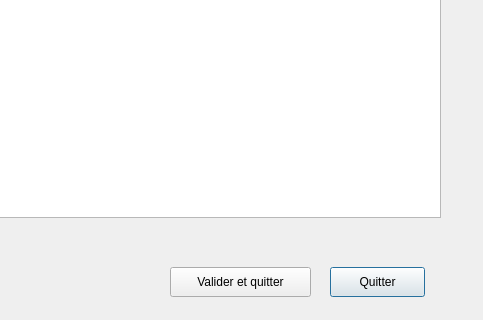
First picture: the form in CodeSource/GUI/progedit.ui, repository Clem225/LO21-Projet, before the edit; both pictures show x 550 to 1033 and y 113 to 433 of the 1033 by 433 pixel window.
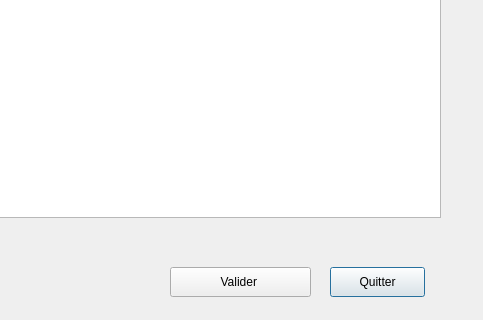
Second picture: the form after the edit.

```diff
--- a/CodeSource/GUI/progedit.ui
+++ b/CodeSource/GUI/progedit.ui
@@ -82,7 +82,7 @@
     </rect>
    </property>
    <property name="text">
-    <string>Valider et quitter</string>
+    <string>Valider </string>
    </property>
   </widget>
   <widget class="QListWidget" name="listeProgrammes">
```
Left out of the diff: 6 changed lines with no effect on the pictures.
